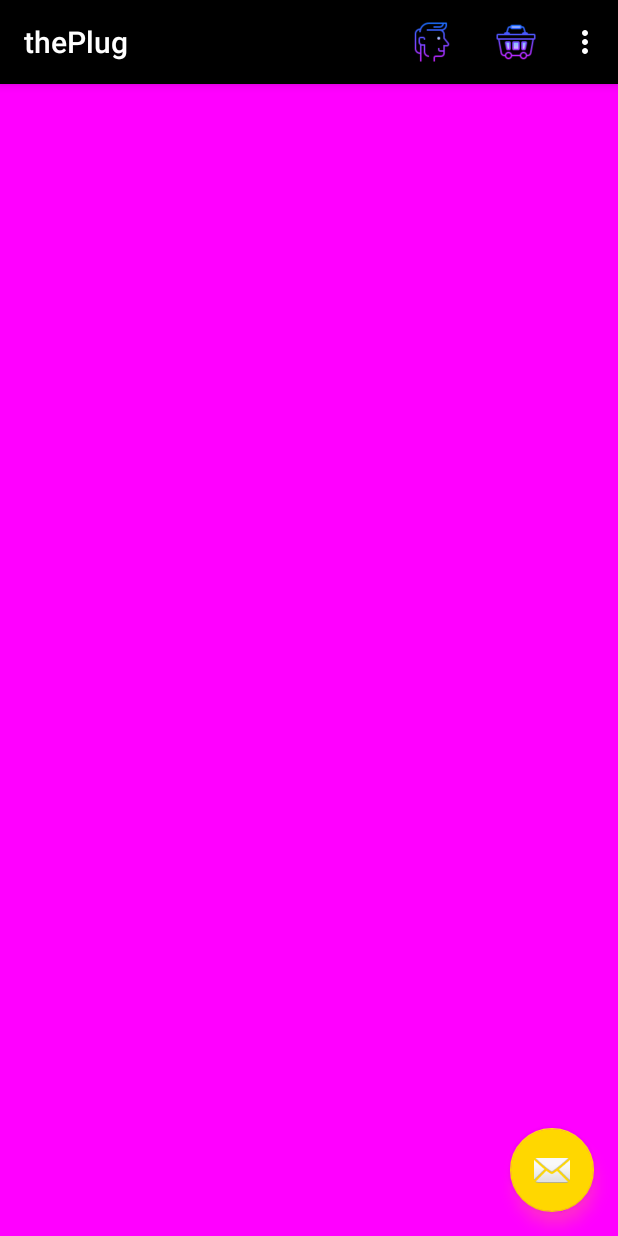
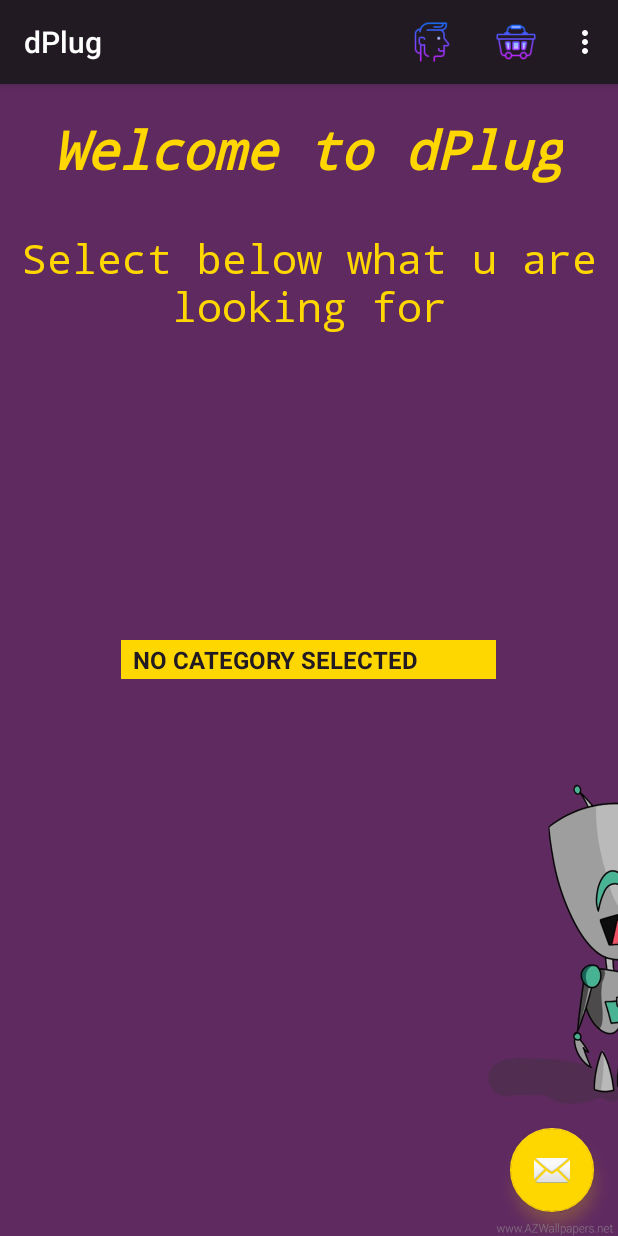
Before and after one commit to Andrejpopof/thePlug, an Android app: the screen it shows after launch (MainActivity), on a phone screen of 412 x 824 dp. Run offline under Robolectric (Android 15) with nearby library versions, the phone set to English and light mode, and no system bars.

Commit message:
First Page finnished

```diff
--- a/app/src/main/AndroidManifest.xml
+++ b/app/src/main/AndroidManifest.xml
@@ -9,6 +9,8 @@
         android:roundIcon="@mipmap/ic_launcher_round"
         android:supportsRtl="true"
         android:theme="@style/AppTheme">
+        <activity android:name=".Shop"
+                  android:parentActivityName=".MainActivity"></activity>
         <activity
             android:name=".SplashActivity"
             android:label="@string/app_name"
@@ -19,9 +21,10 @@
                 <category android:name="android.intent.category.LAUNCHER" />
             </intent-filter>
         </activity>
-        <activity android:name=".MainActivity"
-                  android:label='ThePlug'
-                  android:theme="@style/AppTheme.NoActionBar"/>
+        <activity
+            android:name=".MainActivity"
+            android:label="ThePlug"
+            android:theme="@style/AppTheme.NoActionBar" />
     </application>
 
 </manifest>
--- a/app/src/main/java/com/example/theplug/MainActivity.java
+++ b/app/src/main/java/com/example/theplug/MainActivity.java
@@ -1,5 +1,6 @@
 package com.example.theplug;
 
+import android.content.Intent;
 import android.os.Bundle;
 
 import com.google.android.material.floatingactionbutton.FloatingActionButton;
@@ -11,6 +12,9 @@ import androidx.appcompat.widget.Toolbar;
 import android.view.View;
 import android.view.Menu;
 import android.view.MenuItem;
+import android.widget.AdapterView;
+import android.widget.Spinner;
+import android.widget.Toast;
 
 public class MainActivity extends AppCompatActivity {
 
@@ -18,7 +22,34 @@ public class MainActivity extends AppCompatActivity {
     protected void onCreate(Bundle savedInstanceState) {
         super.onCreate(savedInstanceState);
         setContentView(R.layout.activity_main);
-        setTitle("thePlug");
+        setTitle("dPlug");
+        final Spinner spinner = findViewById(R.id.spinner);
+        spinner.setOnItemSelectedListener(new AdapterView.OnItemSelectedListener() {
+            @Override
+            public void onItemSelected(AdapterView<?> parent, View view, int position, long id) {
+                String keyWord="";
+                if(spinner.getSelectedItem().equals("NO CATEGORY SELECTED")){
+                    Toast.makeText(getApplicationContext(), "Please select a category from the shop", Toast.LENGTH_LONG).show();
+                }
+                else if(spinner.getSelectedItem().equals("SNEAKERS")){
+                    keyWord="sneakers";
+                    Intent intent = new Intent(MainActivity.this,Shop.class);
+                    intent.putExtra("kluc",keyWord);
+                    startActivity(intent);
+                }
+                else if(spinner.getSelectedItem().equals("HOODIES")){
+                    keyWord="hoodies";
+                    Intent intent = new Intent(MainActivity.this,Shop.class);
+                    intent.putExtra("kluc",keyWord);
+                    startActivity(intent);
+                }
+            }
+
+            @Override
+            public void onNothingSelected(AdapterView<?> parent) {
+
+            }
+        });
         Toolbar toolbar = findViewById(R.id.toolbar);
         setSupportActionBar(toolbar);
 
@@ -26,11 +57,13 @@ public class MainActivity extends AppCompatActivity {
         fab.setOnClickListener(new View.OnClickListener() {
             @Override
             public void onClick(View view) {
-                Snackbar.make(view, "Replace with your own action", Snackbar.LENGTH_LONG)
+                Snackbar.make(view, "You can't message us right now", Snackbar.LENGTH_LONG)
                         .setAction("Action", null).show();
             }
         });
+
     }
+
 
     @Override
     public boolean onCreateOptionsMenu(Menu menu) {
--- a/app/src/main/java/com/example/theplug/Shop.java
+++ b/app/src/main/java/com/example/theplug/Shop.java
@@ -2,6 +2,7 @@ package com.example.theplug;
 
 import androidx.appcompat.app.AppCompatActivity;
 
+import android.content.Intent;
 import android.os.Bundle;
 
 public class Shop extends AppCompatActivity {
@@ -10,5 +11,8 @@ public class Shop extends AppCompatActivity {
     protected void onCreate(Bundle savedInstanceState) {
         super.onCreate(savedInstanceState);
         setContentView(R.layout.activity_shop);
+        Intent intent=getIntent();
+        intent.getStringExtra("kluc");
+
     }
 }
--- a/app/src/main/res/layout/activity_shop.xml
+++ b/app/src/main/res/layout/activity_shop.xml
@@ -1,9 +1,13 @@
 <?xml version="1.0" encoding="utf-8"?>
-<androidx.constraintlayout.widget.ConstraintLayout xmlns:android="http://schemas.android.com/apk/res/android"
+<LinearLayout xmlns:android="http://schemas.android.com/apk/res/android"
     xmlns:app="http://schemas.android.com/apk/res-auto"
     xmlns:tools="http://schemas.android.com/tools"
     android:layout_width="match_parent"
     android:layout_height="match_parent"
-    tools:context=".Shop">
+    tools:context=".Shop"
+    android:orientation="vertical"
+    android:background="@drawable/pozadina2">
 
-</androidx.constraintlayout.widget.ConstraintLayout>
+
+
+</LinearLayout>
--- a/app/src/main/res/layout/content_main.xml
+++ b/app/src/main/res/layout/content_main.xml
@@ -1,5 +1,5 @@
 <?xml version="1.0" encoding="utf-8"?>
-<androidx.constraintlayout.widget.ConstraintLayout xmlns:android="http://schemas.android.com/apk/res/android"
+<RelativeLayout xmlns:android="http://schemas.android.com/apk/res/android"
     xmlns:app="http://schemas.android.com/apk/res-auto"
     xmlns:tools="http://schemas.android.com/tools"
     android:layout_width="match_parent"
@@ -7,8 +7,50 @@
     app:layout_behavior="@string/appbar_scrolling_view_behavior"
     tools:context=".MainActivity"
     tools:showIn="@layout/activity_main"
-    android:background="@color/fuchsia">
+    android:background="@drawable/pozadina2">
+
+
+    <TextView
+        android:id="@+id/welcome"
+        android:layout_width="wrap_content"
+        android:layout_height="wrap_content"
+        android:layout_alignParentTop="true"
+        android:layout_centerHorizontal="true"
+        android:layout_marginTop="20dp"
+        android:gravity="center"
+        android:text="@string/prompt"
+        android:textStyle="bold|italic"
+        android:textSize="35dp"
+        android:fontFamily="monospace"
+        android:textColor="@color/Gold"
+        />
+    <TextView
+        android:layout_width="wrap_content"
+        android:layout_height="wrap_content"
+        android:text="@string/content"
+        android:textSize="27dp"
+        android:fontFamily="monospace"
+        android:textAlignment="center"
+        android:textColor="@color/Gold"
+        android:layout_centerHorizontal="true"
+        android:layout_below="@+id/welcome"
+        android:layout_marginTop="30dp"/>
+    <androidx.appcompat.widget.AppCompatSpinner
+        android:id="@+id/spinner"
+        android:layout_width="wrap_content"
+        android:layout_height="150dp"
+        android:layout_centerInParent="true"
+        android:prompt="@string/vlez"
+        android:entries="@array/items"
+        android:spinnerMode="dialog"
+        android:theme="@style/customSpinnerDialog"
+        />
 
 
 
-</androidx.constraintlayout.widget.ConstraintLayout>
+
+
+
+
+
+</RelativeLayout>
--- a/app/src/main/res/values/colors.xml
+++ b/app/src/main/res/values/colors.xml
@@ -3,7 +3,7 @@
     <color name="colorPrimary">#008577</color>
     <color name="colorPrimaryDark">#00574B</color>
     <color name="colorAccent">#D81B60</color>
-    <color name="black">#000000</color>
+    <color name="black">#211a23</color>
     <color name="white">#FFFFFF</color>
     <color name="yellow">#FFFF00</color>
     <color name="fuchsia">#FF00FF</color>
--- a/app/src/main/res/values/strings.xml
+++ b/app/src/main/res/values/strings.xml
@@ -1,4 +1,12 @@
 <resources>
     <string name="app_name">dPlug</string>
     <string name="action_settings">Settings</string>
+    <string name="prompt">Welcome to dPlug</string>
+    <string name="content">Select below what u are looking for</string>
+    <string name="vlez"> SELECT A CATEGORY:</string>
+    <string-array name="items">
+        <item> NO CATEGORY SELECTED</item>
+        <item> HOODIES </item>
+        <item> SNEAKERS </item>
+    </string-array>
 </resources>
--- a/app/src/main/res/values/styles.xml
+++ b/app/src/main/res/values/styles.xml
@@ -17,5 +17,11 @@
     <style name="AppTheme.AppBarOverlay" parent="ThemeOverlay.AppCompat.Dark.ActionBar"/>
 
     <style name="AppTheme.PopupOverlay" parent="ThemeOverlay.AppCompat.Light" />
+    <style name="customSpinnerDialog" >
+        <item name="android:background">@color/Gold</item>
+        <item name="android:textColor">@color/black</item>
+        <item name="android:textStyle">bold</item>
+        <item name="android:padding">2dp</item>
+    </style>
 
 </resources>
```
Also changed, not shown: app/src/main/res/drawable/pozadina2.png (added).
